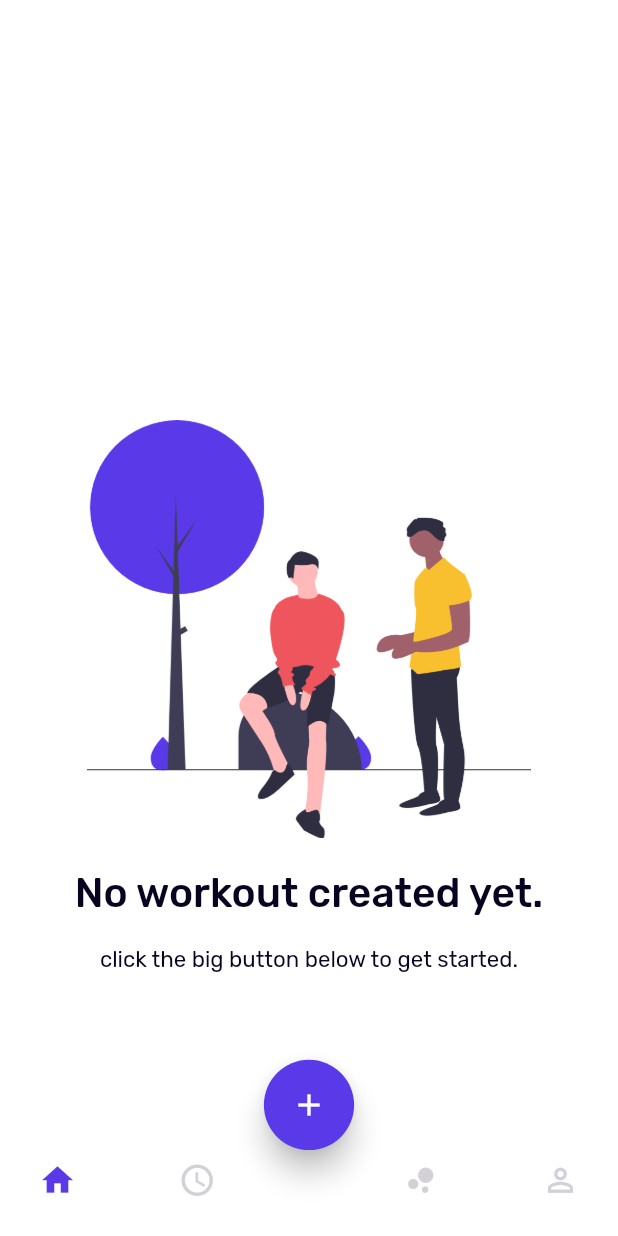
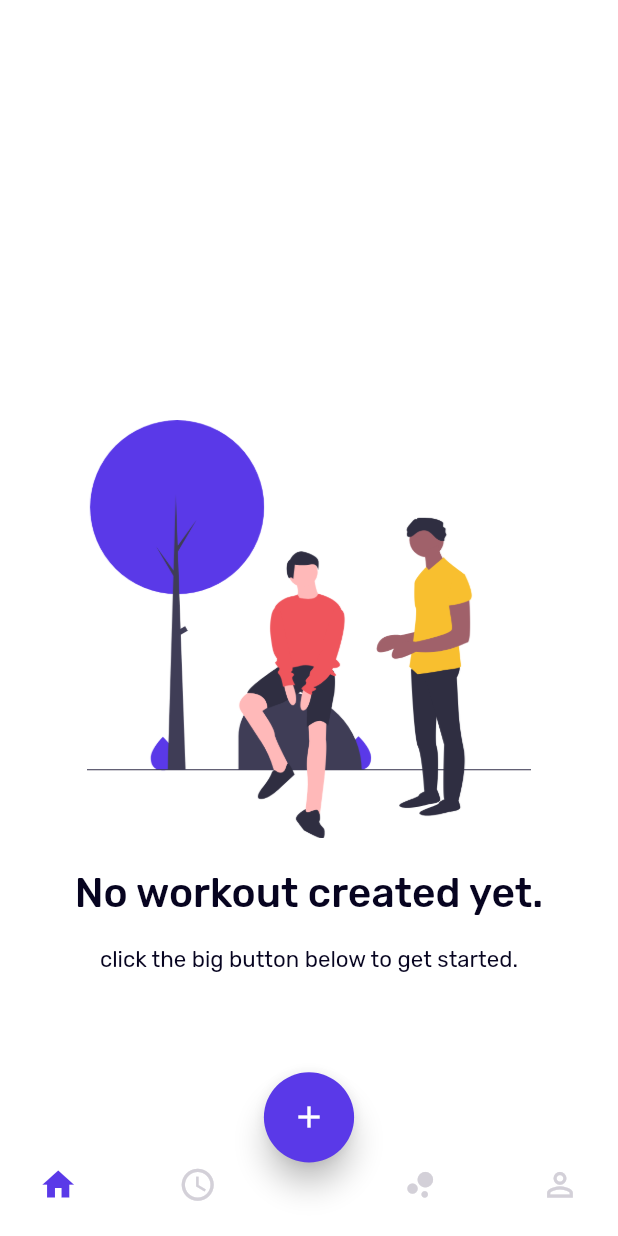
Before and after one commit to thomaskrabichler/fitmio, a Flutter app: the screen it shows after launch, on a phone screen of 412 x 824 dp. Run offline on Flutter 3.47's test engine with Material 2 defaults, Android fonts, the phone set to English and light mode, and no system bars; our stand-ins replace google_fonts.

Commit message:
responsiveness updated

```diff
--- a/lib/main.dart
+++ b/lib/main.dart
@@ -20,9 +20,6 @@ class _MyAppState extends State<MyApp> {
   @override
   Widget build(BuildContext context) {
     return MaterialApp(
-      theme: ThemeData(
-        visualDensity: VisualDensity.adaptivePlatformDensity,
-      ),
       home: Home(),
     );
   }
--- a/lib/screens/home.dart
+++ b/lib/screens/home.dart
@@ -1,8 +1,10 @@
-import 'package:fitmio/configs/hex_color.dart';
-import 'package:fitmio/screens/new_workout.dart';
-import 'package:fitmio/widgets/no_workout_created.dart';
 import 'package:flutter/material.dart';
-import 'package:google_fonts/google_fonts.dart';
+
+import '../configs/hex_color.dart';
+import '../widgets/no_workout_created.dart';
+import '../screens/new_workout.dart';
+import '../widgets/header.dart';
+
 
 class Home extends StatefulWidget {
   @override
@@ -12,45 +14,44 @@ class Home extends StatefulWidget {
 class _HomeState extends State<Home> {
   @override
   Widget build(BuildContext context) {
-    var screenWidth = MediaQuery.of(context).size.width;
-    var screenHeight = MediaQuery.of(context).size.height;
-    var textSize = MediaQuery.of(context).size.height;
+    var heightMultiplier = MediaQuery.of(context).size.height / 100;
+    var widthMultiplier = MediaQuery.of(context).size.width / 100;
 
     return LayoutBuilder(builder: (context, constraints) {
       return OrientationBuilder(builder: (context, orientation) {
         return MaterialApp(
-          theme: new ThemeData(scaffoldBackgroundColor: Colors.white),
-          //  theme: AppTheme.darkTheme,
-
           home: DefaultTabController(
             length: 4,
             child: new Scaffold(
+              backgroundColor: Colors.white,
               body: TabBarView(
                 children: [
                   NoWorkout(),
-                  NewWorkout(),
+                  Header(),
                   NewWorkout(),
                   NewWorkout(),
                 ],
               ),
               bottomNavigationBar: Container(
-                height: screenHeight * 0.087,
+                height: 8.2 * heightMultiplier,
+                // color: Color.fromRGBO(248, 191, 247, 1),
                 child: new TabBar(
                   tabs: [
                     Container(
-                      margin: EdgeInsets.only(left: screenWidth * 0.024),
+                      margin: EdgeInsets.only(left: 2.42 * widthMultiplier),
                       alignment: Alignment.centerLeft,
                       child: Tab(
-                        icon: new Icon(Icons.home, size: 25),
+                        icon:
+                            new Icon(Icons.home, size: 3.11 * heightMultiplier),
                       ),
                     ),
                     Container(
-                      margin: EdgeInsets.only(right: 10),
+                      margin: EdgeInsets.only(right: 2.55 * widthMultiplier),
                       alignment: Alignment.centerLeft,
                       child: Tab(
                         icon: new Icon(
                           Icons.schedule,
-                          size: 25,
+                          size: 3.11 * heightMultiplier,
                         ),
                       ),
                     ),
@@ -59,17 +60,17 @@ class _HomeState extends State<Home> {
                       child: Tab(
                         icon: new Icon(
                           Icons.bubble_chart,
-                          size: 25,
+                          size: 3.11 * heightMultiplier,
                         ),
                       ),
                     ),
                     Container(
                       alignment: Alignment.centerRight,
-                      margin: EdgeInsets.only(right: 0.024 * screenWidth),
+                      margin: EdgeInsets.only(right: 2.4 * widthMultiplier),
                       child: Tab(
                         icon: new Icon(
                           Icons.person_outline,
-                          size: 25,
+                          size: 3.11 * heightMultiplier,
                         ),
                       ),
                     ),
@@ -81,12 +82,10 @@ class _HomeState extends State<Home> {
                   indicatorColor: Colors.transparent,
                 ),
               ),
-              backgroundColor: Colors.white,
               floatingActionButton: Container(
-                height: 0.088 * screenHeight,
-                width: 0.146 * screenWidth,
-                margin: EdgeInsets.only(
-                    top: MediaQuery.of(context).size.height * 0.85),
+                height: 8.8 * heightMultiplier,
+                width: 14.6 * widthMultiplier,
+                margin: EdgeInsets.only(top: 86.0 * heightMultiplier),
                 child: FloatingActionButton(
                   onPressed: () {},
                   elevation: 8,
```
